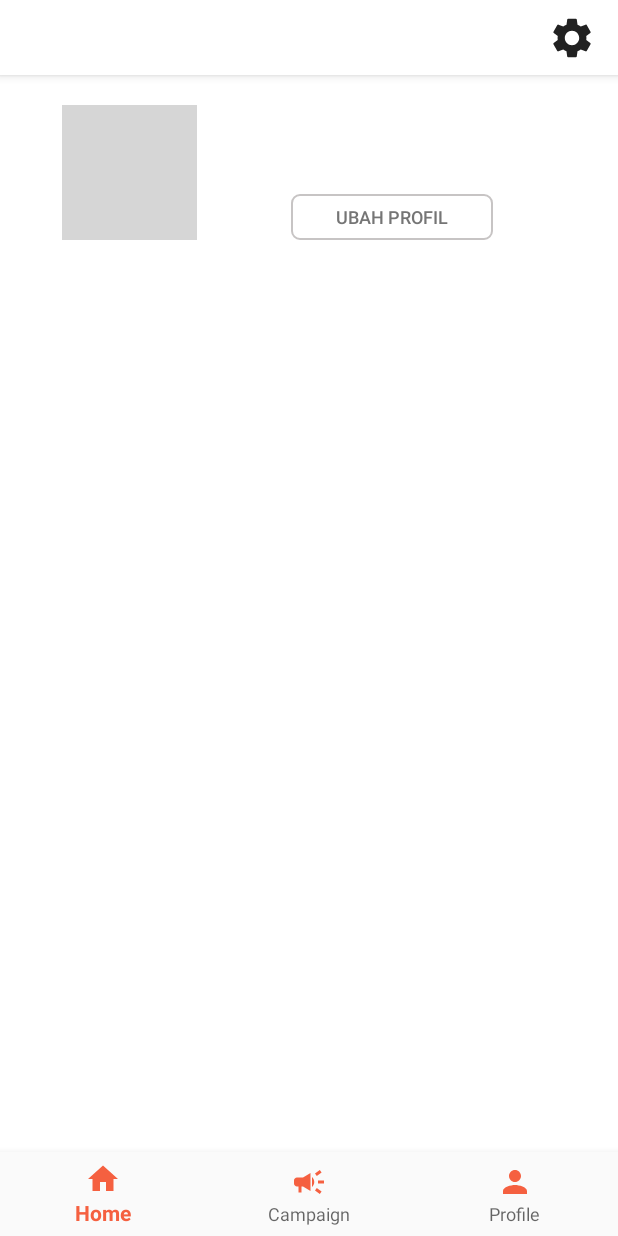
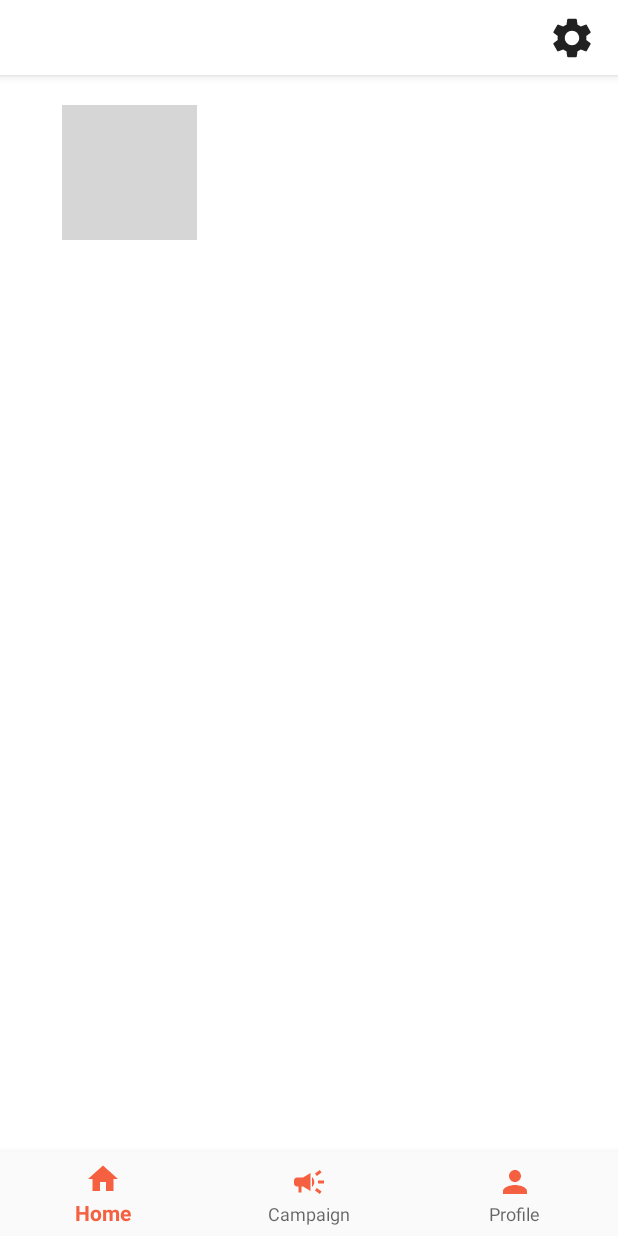
Before and after one commit to AtikahBZqAulia/Vviped, an Android app: the fragment ProfileFragment placed in its activity, on a phone screen of 412 x 824 dp. Run offline under Robolectric (Android 15) with nearby library versions, the phone set to English and light mode, and no system bars; our stand-ins replace CircleImageView, Picasso; pictures from the network do not load; grey boxes are pictures that could not be loaded.

Commit message:
add logging for clicking buy product button

```diff
--- a/app/src/main/java/com/ilkom/vviped/model/RetrofitInterface.kt
+++ b/app/src/main/java/com/ilkom/vviped/model/RetrofitInterface.kt
@@ -73,6 +73,14 @@ interface RetrofitInterface {
     ): Call<UpdateUserResponse>
 
     @Multipart
+    @POST("api.php?apicall=useractivities")
+    fun userActivities(
+        @Part("user_id") user_id: Int,
+        @Part("username") username: String,
+        @Part("activity") activity: RequestBody
+    ): Call<UploadResponse>
+
+    @Multipart
     @POST("api.php?apicall=user")
     fun userLoggedIn(
         @Part image: MultipartBody.Part,
--- a/app/src/main/java/com/ilkom/vviped/model/SellingPostsAdapter.kt
+++ b/app/src/main/java/com/ilkom/vviped/model/SellingPostsAdapter.kt
@@ -13,7 +13,14 @@ import android.widget.TextView
 import androidx.recyclerview.widget.RecyclerView
 import com.ilkom.vviped.ChatForBuying
 import com.ilkom.vviped.R
+import com.ilkom.vviped.model.login.Constant
+import com.ilkom.vviped.model.login.PreferenceHelper
 import com.squareup.picasso.Picasso
+import okhttp3.MediaType
+import okhttp3.RequestBody
+import retrofit2.Call
+import retrofit2.Callback
+import retrofit2.Response
 
 class SellingPostsAdapter(
     private val context: Context,
@@ -35,6 +42,8 @@ class SellingPostsAdapter(
         val soldTextView = itemView.findViewById<TextView>(R.id.sold_tv)
         val whatsappNumber = itemView.findViewById<TextView>(R.id.whatsapp_number)
         val share_post = itemView.findViewById<ImageButton>(R.id.share_btn)
+
+        val sharedPref = PreferenceHelper(itemView.context)
 
         fun bindView(sellingPost: SellingPostItem) {
             usernamepost.text = sellingPost.usernamepost
@@ -65,6 +74,21 @@ class SellingPostsAdapter(
                 intent.putExtra("campaign_title", sellingPost.campaign_title.toString() )
                 intent.putExtra("whatsapp", whatsappNumber )
                 context.startActivity(intent)
+                RetrofitInterface().userActivities(
+                    sharedPref.getInt(Constant.PREF_ID)!!,
+                    sharedPref.getString(Constant.PREF_USERNAME)!!,
+                    RequestBody.create(MediaType.parse("multipart/form-data"), "Click Buy Product "+productname.text.toString()),
+                ).enqueue(object : Callback<UploadResponse> {
+                    override fun onFailure(call: Call<UploadResponse>, t: Throwable) {
+                    }
+
+                    override fun onResponse(
+                        call: Call<UploadResponse>,
+                        response: Response<UploadResponse>
+                    ) {
+
+                    }
+                })
             }
             share_post.setOnClickListener{
                 val context = share_post.context
--- a/app/src/main/java/com/ilkom/vviped/ui/ProfileFragment.kt
+++ b/app/src/main/java/com/ilkom/vviped/ui/ProfileFragment.kt
@@ -57,11 +57,6 @@ class ProfileFragment : Fragment() {
         view.user_email.text = sharedPref.getString(Constant.PREF_EMAIL)
         Picasso.get().load(sharedPref.getString(Constant.PREF_PROFPIC)).into(profpic)
 
-        editprofile_btn.setOnClickListener{
-            val intent = Intent(activity, EditProfileUser::class.java)
-            startActivity(intent)
-        }
-
         btn_settings.setOnClickListener {
             val intent = Intent(activity, SettingsActivity::class.java)
             startActivity(intent)
--- a/app/src/main/res/layout/fragment_profile.xml
+++ b/app/src/main/res/layout/fragment_profile.xml
@@ -102,6 +102,7 @@
             <LinearLayout
                 android:layout_width="match_parent"
                 android:layout_height="30sp"
+                android:layout_marginTop="25dp"
                 android:gravity="center"
                 android:orientation="horizontal">
 
@@ -142,26 +143,7 @@
 
             </LinearLayout>
 
-            <LinearLayout
-                android:layout_width="match_parent"
-                android:layout_height="wrap_content"
-                android:layout_marginTop="10dp"
-                android:layout_marginBottom="10dp"
-                android:gravity="center"
-                android:orientation="horizontal">
 
-                <Button
-                    android:id="@+id/editprofile_btn"
-                    style="@style/Widget.AppCompat.Button.Colored"
-                    android:layout_width="wrap_content"
-                    android:layout_height="wrap_content"
-                    android:layout_marginHorizontal="30dp"
-                    android:paddingHorizontal="30dp"
-                    android:background="@drawable/btn_corner"
-                    android:text="Ubah Profil"
-                    android:textColor="@color/colorTextSecondary"
-                    android:textSize="12dp" />
-            </LinearLayout>
 
         </LinearLayout>
 
```
